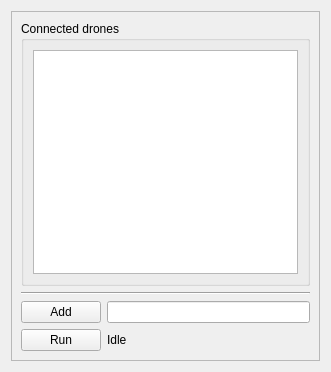
The window that src/tools/connection_handler/src/ConnectionHandler.ui (asilvaigor/psc) describes before a commit, drawn with Qt 5.
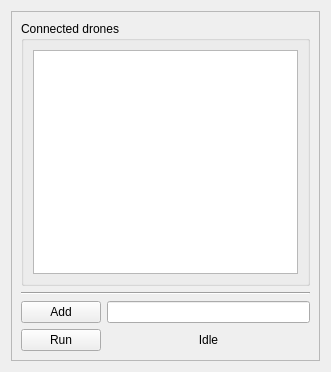
The same window after the commit. Icons and pictures are not drawn.

```diff
--- a/src/tools/connection_handler/src/ConnectionHandler.ui
+++ b/src/tools/connection_handler/src/ConnectionHandler.ui
@@ -109,6 +109,9 @@
            <property name="text">
             <string>Idle</string>
            </property>
+           <property name="alignment">
+            <set>Qt::AlignCenter</set>
+           </property>
           </widget>
          </item>
         </layout>
```
Left out of the diff: 2 changed lines with no effect on the pictures.
